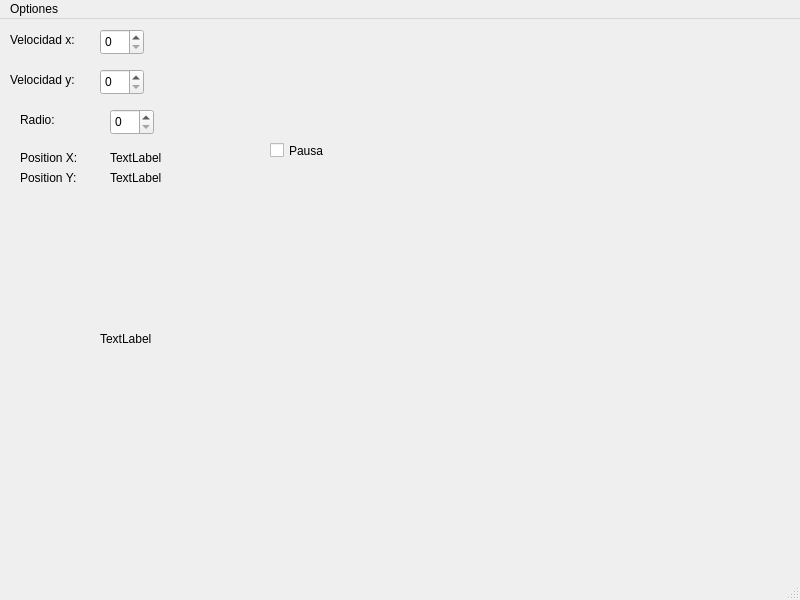
OgLocGreen/implementacion_de_sistemas_de_controll, file task4/pl4/MainWindow.ui: the form before one commit.
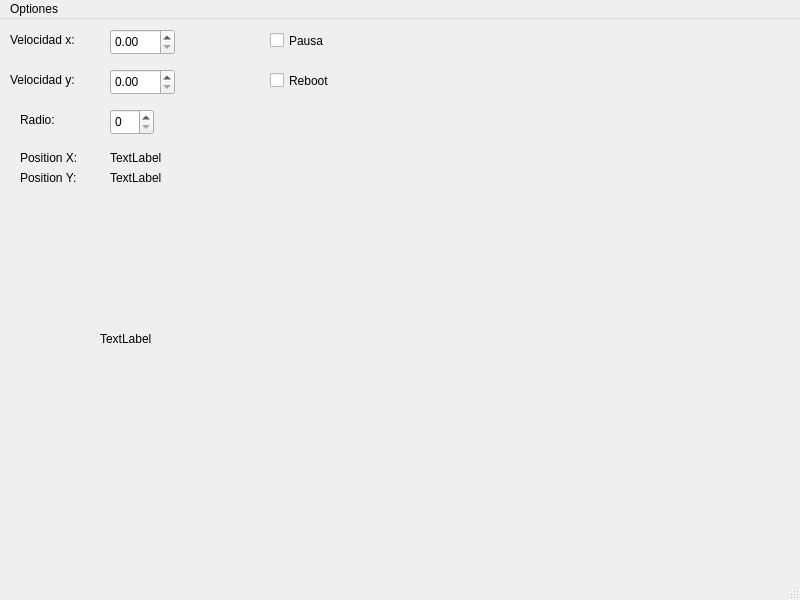
The form after the commit.

Diff of the .ui file:
```diff
--- a/task4/pl4/MainWindow.ui
+++ b/task4/pl4/MainWindow.ui
@@ -14,16 +14,6 @@
    <string>MainWindow</string>
   </property>
   <widget class="QWidget" name="centralwidget">
-   <widget class="QSpinBox" name="spinBox_velo_x">
-    <property name="geometry">
-     <rect>
-      <x>100</x>
-      <y>10</y>
-      <width>44</width>
-      <height>26</height>
-     </rect>
-    </property>
-   </widget>
    <widget class="QSpinBox" name="spinBox_radio">
     <property name="geometry">
      <rect>
@@ -54,7 +44,7 @@
     <property name="geometry">
      <rect>
       <x>270</x>
-      <y>120</y>
+      <y>10</y>
       <width>92</width>
       <height>23</height>
      </rect>
@@ -154,16 +144,39 @@
      <string>Velocidad y: </string>
     </property>
    </widget>
-   <widget class="QSpinBox" name="spinBox_velo_y">
+   <widget class="QDoubleSpinBox" name="doubleSpinBox_velo_x">
     <property name="geometry">
      <rect>
-      <x>100</x>
+      <x>110</x>
       <y>50</y>
-      <width>44</width>
+      <width>65</width>
       <height>26</height>
      </rect>
     </property>
    </widget>
+   <widget class="QDoubleSpinBox" name="doubleSpinBox_velo_y">
+    <property name="geometry">
+     <rect>
+      <x>110</x>
+      <y>10</y>
+      <width>65</width>
+      <height>26</height>
+     </rect>
+    </property>
+   </widget>
+   <widget class="QCheckBox" name="checkBox_reboot">
+    <property name="geometry">
+     <rect>
+      <x>270</x>
+      <y>50</y>
+      <width>92</width>
+      <height>23</height>
+     </rect>
+    </property>
+    <property name="text">
+     <string>Reboot</string>
+    </property>
+   </widget>
   </widget>
   <widget class="QMenuBar" name="menubar">
    <property name="geometry">
```
